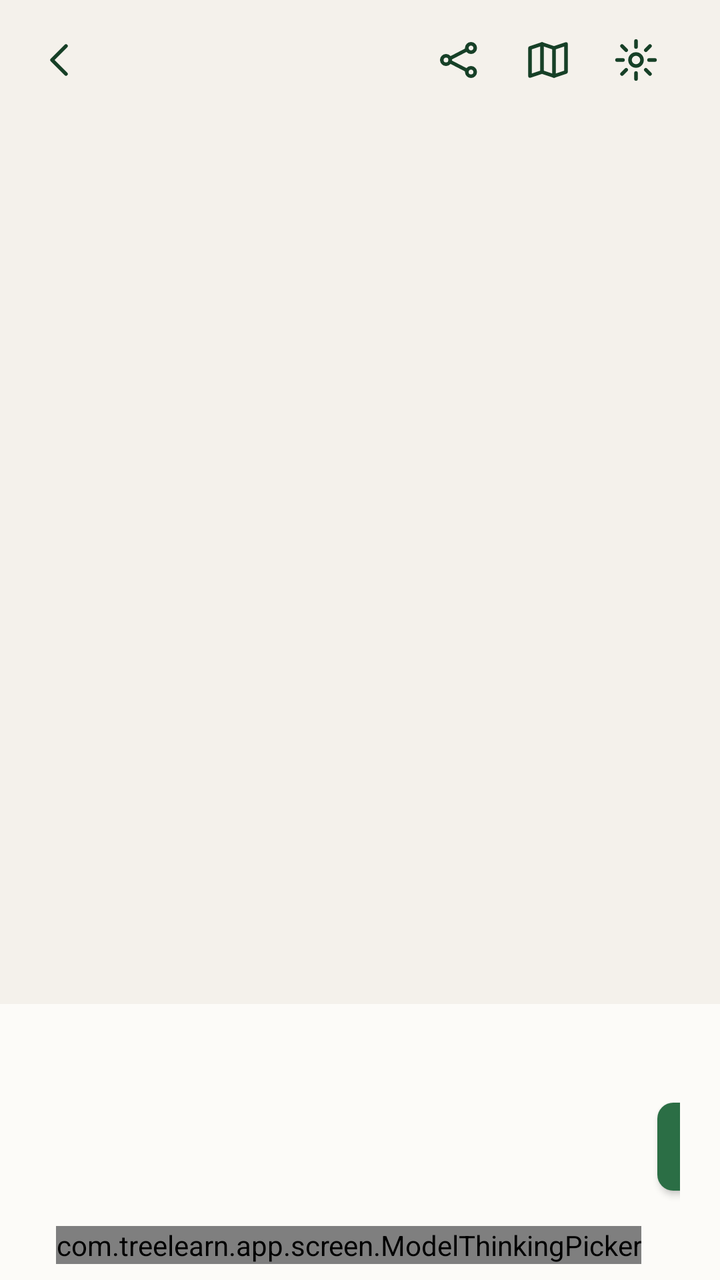
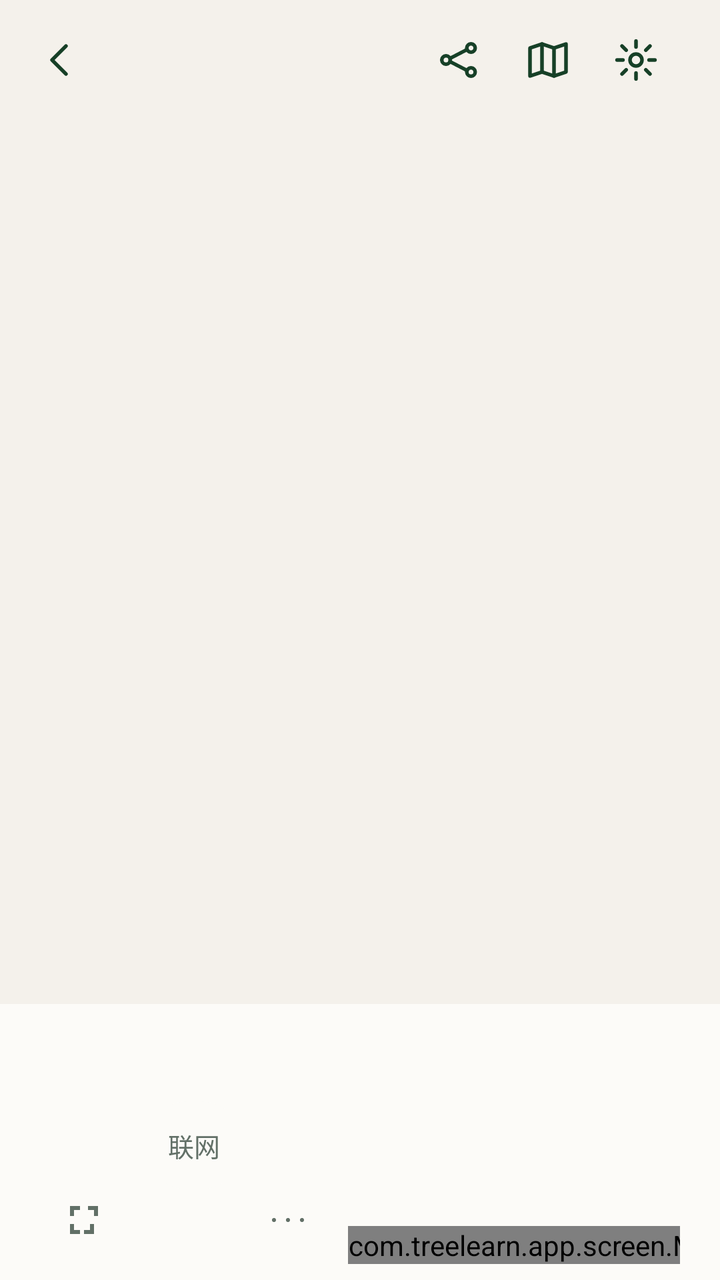

Two renders of the same Android screen: before a commit and after it. Below are the layout's source before the change and the commit's diff.
<!-- AndroidManifest.xml: application theme Theme.TreeLearn -->
<!-- res/layout/screen_chat_body.xml -->
<?xml version="1.0" encoding="utf-8"?>
<LinearLayout xmlns:android="http://schemas.android.com/apk/res/android"
    android:id="@+id/chat_content"
    android:layout_width="match_parent"
    android:layout_height="match_parent"
    android:background="@color/tl_bg"
    android:orientation="vertical">

    
    <LinearLayout
        android:id="@+id/chat_appbar"
        android:layout_width="match_parent"
        android:layout_height="wrap_content"
        android:gravity="center_vertical"
        android:orientation="horizontal"
        android:paddingStart="@dimen/space_s2"
        android:paddingEnd="@dimen/page_gutter"
        android:paddingTop="@dimen/space_s2">

        <ImageView
            android:id="@+id/chat_back"
            android:layout_width="@dimen/touch_min"
            android:layout_height="@dimen/touch_min"
            android:background="?android:attr/selectableItemBackgroundBorderless"
            android:contentDescription="@string/cd_chat_back"
            android:scaleType="centerInside"
            android:src="@drawable/ic_nav_back"
            android:tint="@color/tl_green_deep" />

        <TextView
            android:id="@+id/chat_title"
            android:layout_width="0dp"
            android:layout_height="wrap_content"
            android:layout_marginStart="@dimen/space_s2"
            android:layout_weight="1"
            android:ellipsize="end"
            android:maxLines="1"
            android:textColor="@color/tl_ink"
            android:textSize="@dimen/text_h2"
            android:textStyle="bold" />

        <ImageView
            android:id="@+id/chat_nav"
            android:layout_width="@dimen/touch_min"
            android:layout_height="@dimen/touch_min"
            android:background="?android:attr/selectableItemBackgroundBorderless"
            android:contentDescription="@string/cd_chat_nav"
            android:scaleType="centerInside"
            android:src="@drawable/ic_nav_tree"
            android:tint="@color/tl_green_deep" />

        <ImageView
            android:id="@+id/chat_overview"
            android:layout_width="@dimen/touch_min"
            android:layout_height="@dimen/touch_min"
            android:background="?android:attr/selectableItemBackgroundBorderless"
            android:contentDescription="@string/cd_chat_overview"
            android:scaleType="centerInside"
            android:src="@drawable/ic_chat_overview"
            android:tint="@color/tl_green_deep" />

        <ImageView
            android:id="@+id/chat_settings"
            android:layout_width="@dimen/touch_min"
            android:layout_height="@dimen/touch_min"
            android:background="?android:attr/selectableItemBackgroundBorderless"
            android:contentDescription="@string/cd_chat_settings"
            android:scaleType="centerInside"
            android:src="@drawable/ic_chat_gear"
            android:tint="@color/tl_green_deep" />
    </LinearLayout>

    
    <TextView
        android:id="@+id/chat_notice"
        android:layout_width="match_parent"
        android:layout_height="wrap_content"
        android:layout_marginStart="@dimen/page_gutter"
        android:layout_marginTop="@dimen/space_s2"
        android:layout_marginEnd="@dimen/page_gutter"
        android:textColor="@color/tl_red"
        android:textSize="@dimen/text_sm"
        android:visibility="gone" />

    
    <FrameLayout android:layout_width="match_parent" android:layout_height="0dp"
        android:layout_weight="1">

        <ScrollView
            android:id="@+id/chat_scroll"
            android:layout_width="match_parent"
            android:layout_height="match_parent"
            android:fillViewport="true">

        <LinearLayout
            android:layout_width="match_parent"
            android:layout_height="wrap_content"
            android:orientation="vertical"
            android:paddingStart="@dimen/page_gutter"
            android:paddingEnd="@dimen/page_gutter"
            android:paddingBottom="@dimen/space_s4">

        
        <LinearLayout
            android:id="@+id/chat_source_card"
            android:layout_width="match_parent"
            android:layout_height="wrap_content"
            android:layout_marginBottom="@dimen/space_s2"
            android:background="@color/tl_green_faint"
            android:orientation="vertical"
            android:visibility="gone">

            <LinearLayout
                android:id="@+id/chat_source_header"
                android:layout_width="match_parent"
                android:layout_height="wrap_content"
                android:background="?android:attr/selectableItemBackground"
                android:gravity="center_vertical"
                android:minHeight="@dimen/touch_min"
                android:orientation="horizontal"
                android:paddingStart="@dimen/page_gutter"
                android:paddingTop="@dimen/space_s2"
                android:paddingEnd="@dimen/page_gutter"
                android:paddingBottom="@dimen/space_s2">

                <TextView
                    android:id="@+id/chat_source_label"
                    android:layout_width="wrap_content"
                    android:layout_height="wrap_content"
                    android:layout_marginEnd="@dimen/space_s2"
                    android:text="@string/source_card_title"
                    android:textColor="@color/tl_green_deep"
                    android:textSize="@dimen/text_cap"
                    android:textStyle="bold" />

                <TextView
                    android:id="@+id/chat_source_summary"
                    android:layout_width="0dp"
                    android:layout_height="wrap_content"
                    android:layout_weight="1"
                    android:ellipsize="end"
                    android:maxLines="2"
                    android:textColor="@color/tl_ink2"
                    android:textSize="@dimen/text_cap" />

                <TextView
                    android:id="@+id/chat_source_toggle"
                    android:layout_width="wrap_content"
                    android:layout_height="wrap_content"
                    android:layout_marginStart="@dimen/space_s2"
                    android:textColor="@color/tl_green_deep"
                    android:textSize="@dimen/text_cap" />
            </LinearLayout>

            <LinearLayout
                android:id="@+id/chat_source_history"
                android:layout_width="match_parent"
                android:layout_height="wrap_content"
                android:orientation="vertical"
                android:paddingBottom="@dimen/space_s2"
                android:visibility="gone" />
        </LinearLayout>

        <LinearLayout
            android:id="@+id/chat_messages"
                android:layout_width="match_parent"
                android:layout_height="wrap_content"
                android:orientation="vertical" />

            <TextView
                android:id="@+id/chat_loading"
                android:layout_width="match_parent"
                android:layout_height="wrap_content"
                android:layout_marginTop="@dimen/space_s4"
                android:text="@string/chat_loading"
                android:textColor="@color/tl_ink3"
                android:textSize="@dimen/text_sm"
                android:visibility="gone" />

            <TextView
                android:id="@+id/chat_error"
                android:layout_width="match_parent"
                android:layout_height="wrap_content"
                android:layout_marginTop="@dimen/space_s4"
                android:text="@string/chat_error"
                android:textColor="@color/tl_red"
                android:textSize="@dimen/text_sm"
                android:visibility="gone" />


        </LinearLayout>
    </ScrollView>

        
        <Button android:id="@+id/chat_follow" android:layout_width="wrap_content"
            android:layout_height="wrap_content" android:layout_gravity="bottom|center_horizontal"
            android:layout_marginBottom="@dimen/space_s3" android:background="@drawable/bg_pill"
            android:backgroundTint="@color/tl_surface" android:elevation="@dimen/space_s1"
            android:minHeight="@dimen/touch_min" android:paddingStart="@dimen/space_s3"
            android:paddingEnd="@dimen/space_s3" android:text="@string/chat_back_to_latest"
            android:textColor="@color/tl_green_deep" android:textSize="@dimen/text_sm"
            android:visibility="gone" />
    </FrameLayout>

    
    <LinearLayout
        android:id="@+id/chat_quote_row"
        android:layout_width="match_parent"
        android:layout_height="wrap_content"
        android:background="@color/tl_green_faint"
        android:gravity="center_vertical"
        android:orientation="horizontal"
        android:paddingStart="@dimen/page_gutter"
        android:paddingEnd="@dimen/space_s2"
        android:visibility="gone">

        <TextView
            android:id="@+id/chat_quote_text"
            android:layout_width="0dp"
            android:layout_height="wrap_content"
            android:layout_weight="1"
            android:ellipsize="end"
            android:maxLines="2"
            android:paddingTop="@dimen/space_s2"
            android:paddingBottom="@dimen/space_s2"
            android:textColor="@color/tl_ink2"
            android:textSize="@dimen/text_sm" />

        <ImageView
            android:id="@+id/chat_quote_clear"
            android:layout_width="@dimen/touch_min"
            android:layout_height="@dimen/touch_min"
            android:background="?android:attr/selectableItemBackgroundBorderless"
            android:contentDescription="@string/cd_chat_quote_clear"
            android:scaleType="centerInside"
            android:src="@drawable/ic_chat_close"
            android:tint="@color/tl_ink2" />
    </LinearLayout>

    
    <LinearLayout
        android:id="@+id/chat_composer"
        android:layout_width="match_parent"
        android:layout_height="wrap_content"
        android:background="@color/tl_surface"
        android:gravity="bottom"
        android:orientation="horizontal"
        android:paddingStart="@dimen/page_gutter"
        android:paddingTop="@dimen/space_s2"
        android:paddingEnd="@dimen/page_gutter"
        android:paddingBottom="@dimen/space_s2">

        <EditText
            android:id="@+id/chat_draft"
            android:layout_width="0dp"
            android:layout_height="wrap_content"
            android:layout_weight="1"
            android:hint="@string/chat_draft_hint"
            android:imeOptions="actionSend"
            android:inputType="textCapSentences|textMultiLine"
            android:maxLines="4"
            android:minHeight="@dimen/touch_min"
            android:textColor="@color/tl_ink"
            android:textColorHint="@color/tl_ink3"
            android:textSize="@dimen/text_body" />

        <com.treelearn.app.screen.ModelThinkingPicker
            android:id="@+id/chat_model_chip"
            android:layout_width="wrap_content"
            android:layout_height="wrap_content"
            android:layout_marginStart="@dimen/space_s2" />

        <Button
            android:id="@+id/chat_send"
            android:layout_width="wrap_content"
            android:layout_height="@dimen/touch_min"
            android:layout_marginStart="@dimen/space_s2"
            android:background="@drawable/bg_button_primary"
            android:contentDescription="@string/cd_chat_send"
            android:drawableStart="@drawable/ic_chat_send"
            android:drawableTint="@color/tl_surface"
            android:drawablePadding="0dp"
            android:minWidth="@dimen/touch_min"
            android:paddingStart="10dp"
            android:paddingEnd="10dp"
            android:text=""
            android:textColor="@color/tl_surface"
            android:textSize="@dimen/text_sm" />
    </LinearLayout>
</LinearLayout>
<!-- resources referenced by this layout -->
<resources>
  <color name="tl_bg">#F4F1EB</color>
  <color name="tl_green_deep">#164027</color>
  <color name="tl_green_faint">#F0F7F1</color>
  <color name="tl_ink">#16241C</color>
  <color name="tl_ink2">#435449</color>
  <color name="tl_ink3">#627067</color>
  <color name="tl_red">#C0392B</color>
  <color name="tl_surface">#FCFBF8</color>
  <dimen name="page_gutter">20dp</dimen>
  <dimen name="space_s1">4dp</dimen>
  <dimen name="space_s2">8dp</dimen>
  <dimen name="space_s3">12dp</dimen>
  <dimen name="space_s4">16dp</dimen>
  <dimen name="text_body">15sp</dimen>
  <dimen name="text_cap">11sp</dimen>
  <dimen name="text_h2">16sp</dimen>
  <dimen name="text_sm">13sp</dimen>
  <dimen name="touch_min">44dp</dimen>
  <string name="cd_chat_back">返回</string>
  <string name="cd_chat_nav">分支导航</string>
  <string name="cd_chat_overview">树状总览</string>
  <string name="cd_chat_send">发送</string>
  <string name="cd_chat_settings">设置</string>
  <string name="chat_back_to_latest">回到最新</string>
  <string name="chat_draft_hint">继续追问…</string>
  <string name="chat_loading">正在读取这段对话…</string>
  <string name="source_card_title">来源</string>
  <color name="tl_line">#E2DFD6</color>
  <dimen name="radius_sm">8dp</dimen>
  <color name="tl_green">#2B6E45</color>
  <dimen name="radius_full">99dp</dimen>
  <!-- unchanged entries left out for length: 11 -->
</resources>

<!-- the commit's change to res/layout/screen_chat_body.xml (unified diff, before → after) -->
@@ -239,6 +239,41 @@
 
     
     <LinearLayout
+        android:id="@+id/chat_attach_row"
+        android:layout_width="match_parent"
+        android:layout_height="wrap_content"
+        android:background="@color/tl_green_faint"
+        android:gravity="center_vertical"
+        android:orientation="horizontal"
+        android:paddingStart="@dimen/page_gutter"
+        android:paddingEnd="@dimen/space_s2"
+        android:visibility="gone">
+
+        <TextView
+            android:id="@+id/chat_attach_text"
+            android:layout_width="0dp"
+            android:layout_height="wrap_content"
+            android:layout_weight="1"
+            android:ellipsize="end"
+            android:maxLines="2"
+            android:paddingTop="@dimen/space_s2"
+            android:paddingBottom="@dimen/space_s2"
+            android:textColor="@color/tl_ink2"
+            android:textSize="@dimen/text_sm" />
+
+        <ImageView
+            android:id="@+id/chat_attach_clear"
+            android:layout_width="@dimen/touch_min"
+            android:layout_height="@dimen/touch_min"
+            android:background="?android:attr/selectableItemBackgroundBorderless"
+            android:contentDescription="@string/cd_chat_attachment_remove"
+            android:scaleType="centerInside"
+            android:src="@drawable/ic_chat_close"
+            android:tint="@color/tl_ink2" />
+    </LinearLayout>
+
+    
+    <LinearLayout
         android:id="@+id/chat_composer"
         android:layout_width="match_parent"
         android:layout_height="wrap_content"
@@ -249,6 +284,17 @@
         android:paddingTop="@dimen/space_s2"
         android:paddingEnd="@dimen/page_gutter"
         android:paddingBottom="@dimen/space_s2">
+
+        
+        <ImageView
+            android:id="@+id/chat_expand"
+            android:layout_width="@dimen/touch_min"
+            android:layout_height="@dimen/touch_min"
+            android:background="?android:attr/selectableItemBackgroundBorderless"
+            android:contentDescription="@string/cd_chat_fullscreen_edit"
+            android:scaleType="centerInside"
+            android:src="@drawable/ic_chat_expand"
+            android:tint="@color/tl_ink3" />
 
         <EditText
             android:id="@+id/chat_draft"
@@ -264,11 +310,49 @@
             android:textColorHint="@color/tl_ink3"
             android:textSize="@dimen/text_body" />
 
+        <TextView
+            android:id="@+id/chat_search_chip"
+            android:layout_width="wrap_content"
+            android:layout_height="wrap_content"
+            android:layout_marginStart="@dimen/space_s2"
+            android:background="@drawable/bg_pill"
+            android:backgroundTint="@color/tl_surface"
+            android:contentDescription="@string/cd_chat_search_chip"
+            android:gravity="center"
+            android:minHeight="@dimen/touch_min"
+            android:paddingStart="@dimen/space_s3"
+            android:paddingEnd="@dimen/space_s3"
+            android:text="@string/chat_search_chip"
+            android:textColor="@color/tl_ink3"
+            android:textSize="@dimen/text_sm" />
+
+        <ImageButton
+            android:id="@+id/chat_attach"
+            android:layout_width="@dimen/touch_min"
+            android:layout_height="@dimen/touch_min"
+            android:background="?android:attr/selectableItemBackgroundBorderless"
+            android:contentDescription="@string/cd_chat_attach"
+            android:scaleType="centerInside"
+            android:src="@drawable/ic_nav_more"
+            android:tint="@color/tl_ink3" />
+
         <com.treelearn.app.screen.ModelThinkingPicker
             android:id="@+id/chat_model_chip"
             android:layout_width="wrap_content"
             android:layout_height="wrap_content"
             android:layout_marginStart="@dimen/space_s2" />
+
+        <ImageButton
+            android:id="@+id/chat_voice"
+            android:layout_width="@dimen/touch_min"
+            android:layout_height="@dimen/touch_min"
+            android:layout_marginStart="@dimen/space_s2"
+            android:background="?android:attr/selectableItemBackgroundBorderless"
+            android:contentDescription="@string/cd_chat_voice"
+            android:scaleType="centerInside"
+            android:src="@drawable/ic_chat_voice"
+            android:tint="@color/tl_ink2"
+            android:visibility="gone" />
 
         <Button
             android:id="@+id/chat_send"
<!-- resource entries referenced after the edit -->
@@ -18,14 +18,87 @@
   <dimen name="text_h2">16sp</dimen>
   <dimen name="text_sm">13sp</dimen>
   <dimen name="touch_min">44dp</dimen>
+  <!-- drawable ic_chat_expand (drawable) -->
+  <?xml version="1.0" encoding="utf-8"?>
+  <vector xmlns:android="http://schemas.android.com/apk/res/android"
+      android:width="24dp"
+      android:height="24dp"
+      android:viewportWidth="24"
+      android:viewportHeight="24">
+      <path
+          android:fillColor="@android:color/white"
+          android:pathData="M7,14H5v5h5v-2H7v-3zM5,10h2V7h3V5H5v5zM17,14h-2v3h-3v2h5v-5zM14,5v2h3v3h2V5h-5z" />
+  </vector>
+  <!-- drawable ic_chat_voice (drawable) -->
+  <?xml version="1.0" encoding="utf-8"?>
+  <vector xmlns:android="http://schemas.android.com/apk/res/android"
+      android:width="24dp"
+      android:height="24dp"
+      android:viewportWidth="24"
+      android:viewportHeight="24">
+  
+      
+      <path
+          android:pathData="M12,3 C13.4,3 14.5,4.1 14.5,5.5 L14.5,11 C14.5,12.4 13.4,13.5 12,13.5 C10.6,13.5 9.5,12.4 9.5,11 L9.5,5.5 C9.5,4.1 10.6,3 12,3 Z"
+          android:strokeColor="#FF212121"
+          android:strokeWidth="1.8"
+          android:strokeLineCap="round"
+          android:strokeLineJoin="round"
+          android:fillColor="#00000000" />
+  
+      
+      <path
+          android:pathData="M6,11 C6,14.3 8.7,17 12,17 C15.3,17 18,14.3 18,11"
+          android:strokeColor="#FF212121"
+          android:strokeWidth="1.8"
+          android:strokeLineCap="round"
+          android:fillColor="#00000000" />
+  
+      
+      <path
+          android:pathData="M12,17 L12,20.5"
+          android:strokeColor="#FF212121"
+          android:strokeWidth="1.8"
+          android:strokeLineCap="round"
+          android:fillColor="#00000000" />
+      <path
+          android:pathData="M8.5,20.5 L15.5,20.5"
+          android:strokeColor="#FF212121"
+          android:strokeWidth="1.8"
+          android:strokeLineCap="round"
+          android:fillColor="#00000000" />
+  </vector>
+  <!-- drawable ic_nav_more (drawable) -->
+  <?xml version="1.0" encoding="utf-8"?>
+  <vector xmlns:android="http://schemas.android.com/apk/res/android"
+      android:width="24dp"
+      android:height="24dp"
+      android:viewportWidth="24"
+      android:viewportHeight="24">
+      <path
+          android:pathData="M5,12m-1,0a1,1 0,1 1,2 0a1,1 0,1 1,-2 0"
+          android:fillColor="#FF212121" />
+      <path
+          android:pathData="M12,12m-1,0a1,1 0,1 1,2 0a1,1 0,1 1,-2 0"
+          android:fillColor="#FF212121" />
+      <path
+          android:pathData="M19,12m-1,0a1,1 0,1 1,2 0a1,1 0,1 1,-2 0"
+          android:fillColor="#FF212121" />
+  </vector>
+  <string name="cd_chat_attach">添加附件</string>
+  <string name="cd_chat_attachment_remove">移除附件</string>
   <string name="cd_chat_back">返回</string>
+  <string name="cd_chat_fullscreen_edit">全屏编辑</string>
   <string name="cd_chat_nav">分支导航</string>
   <string name="cd_chat_overview">树状总览</string>
+  <string name="cd_chat_search_chip">联网搜索开关</string>
   <string name="cd_chat_send">发送</string>
   <string name="cd_chat_settings">设置</string>
+  <string name="cd_chat_voice">按住说话</string>
   <string name="chat_back_to_latest">回到最新</string>
   <string name="chat_draft_hint">继续追问…</string>
   <string name="chat_loading">正在读取这段对话…</string>
+  <string name="chat_search_chip">联网</string>
   <string name="source_card_title">来源</string>
   <color name="tl_line">#E2DFD6</color>
   <dimen name="radius_sm">8dp</dimen>
